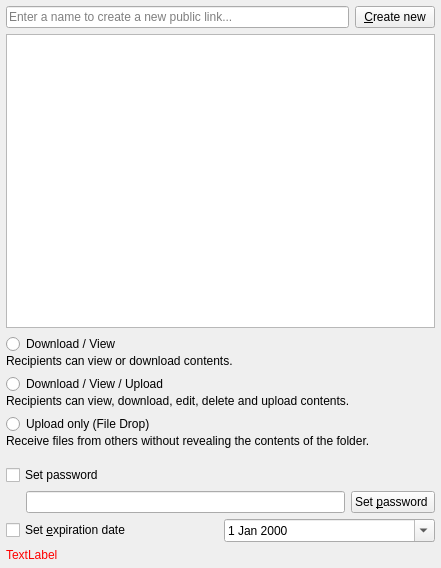
Old version of the form src/gui/sharelinkwidget.ui in the repository nextcloud/desktop.
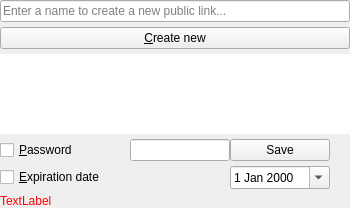
New version of the form.

Commit message:
Changes size, size policy, content and margins of the share dialog and its widgets.
- Adds select with permissions to share dialog on the user/group search.
- Changes order of widgets, removes excess of text and do not display empty widgets.
- Share user/group widget: replaces combo box for tool button with permissions.
- Using Fixed as size policy it gives a much smoother user experience
when windows size dinamically changes.

Diff of the .ui file:
```diff
--- a/src/gui/sharelinkwidget.ui
+++ b/src/gui/sharelinkwidget.ui
@@ -6,54 +6,137 @@
    <rect>
     <x>0</x>
     <y>0</y>
-    <width>441</width>
-    <height>568</height>
+    <width>350</width>
+    <height>238</height>
    </rect>
   </property>
+  <property name="sizePolicy">
+   <sizepolicy hsizetype="Fixed" vsizetype="Maximum">
+    <horstretch>0</horstretch>
+    <verstretch>0</verstretch>
+   </sizepolicy>
+  </property>
+  <property name="minimumSize">
+   <size>
+    <width>340</width>
+    <height>0</height>
+   </size>
+  </property>
+  <property name="maximumSize">
+   <size>
+    <width>16777215</width>
+    <height>16777215</height>
+   </size>
+  </property>
   <property name="windowTitle">
    <string>Share NewDocument.odt</string>
   </property>
   <layout class="QVBoxLayout" name="verticalLayout">
+   <property name="spacing">
+    <number>5</number>
+   </property>
+   <property name="sizeConstraint">
+    <enum>QLayout::SetFixedSize</enum>
+   </property>
    <property name="leftMargin">
-    <number>6</number>
+    <number>0</number>
    </property>
    <property name="topMargin">
-    <number>6</number>
+    <number>0</number>
    </property>
    <property name="rightMargin">
-    <number>6</number>
+    <number>0</number>
    </property>
    <property name="bottomMargin">
-    <number>6</number>
+    <number>0</number>
    </property>
    <item>
-    <layout class="QHBoxLayout" name="horizontalLayout_create">
-     <item>
-      <widget class="QLineEdit" name="nameLineEdit">
-       <property name="placeholderText">
-        <string>Enter a name to create a new public link...</string>
-       </property>
-      </widget>
-     </item>
-     <item>
-      <widget class="QPushButton" name="createShareButton">
-       <property name="text">
-        <string>&amp;Create new</string>
-       </property>
-      </widget>
-     </item>
-    </layout>
+    <widget class="QLineEdit" name="nameLineEdit">
+     <property name="sizePolicy">
+      <sizepolicy hsizetype="Maximum" vsizetype="Fixed">
+       <horstretch>0</horstretch>
+       <verstretch>0</verstretch>
+      </sizepolicy>
+     </property>
+     <property name="minimumSize">
+      <size>
+       <width>0</width>
+       <height>0</height>
+      </size>
+     </property>
+     <property name="maximumSize">
+      <size>
+       <width>350</width>
+       <height>26</height>
+      </size>
+     </property>
+     <property name="placeholderText">
+      <string>Enter a name to create a new public link...</string>
+     </property>
+    </widget>
+   </item>
+   <item>
+    <widget class="QPushButton" name="createShareButton">
+     <property name="sizePolicy">
+      <sizepolicy hsizetype="Minimum" vsizetype="Fixed">
+       <horstretch>0</horstretch>
+       <verstretch>0</verstretch>
+      </sizepolicy>
+     </property>
+     <property name="minimumSize">
+      <size>
+       <width>350</width>
+       <height>0</height>
+      </size>
+     </property>
+     <property name="maximumSize">
+      <size>
+       <width>350</width>
+       <height>26</height>
+      </size>
+     </property>
+     <property name="text">
+      <string>&amp;Create new</string>
+     </property>
+    </widget>
    </item>
    <item>
     <widget class="QTableWidget" name="linkShares">
      <property name="sizePolicy">
-      <sizepolicy hsizetype="MinimumExpanding" vsizetype="Expanding">
+      <sizepolicy hsizetype="Fixed" vsizetype="Minimum">
        <horstretch>0</horstretch>
        <verstretch>0</verstretch>
       </sizepolicy>
      </property>
+     <property name="minimumSize">
+      <size>
+       <width>0</width>
+       <height>80</height>
+      </size>
+     </property>
+     <property name="maximumSize">
+      <size>
+       <width>350</width>
+       <height>80</height>
+      </size>
+     </property>
+     <property name="frameShape">
+      <enum>QFrame::NoFrame</enum>
+     </property>
+     <property name="lineWidth">
+      <number>0</number>
+     </property>
      <property name="horizontalScrollBarPolicy">
-      <enum>Qt::ScrollBarAlwaysOff</enum>
+      <enum>Qt::ScrollBarAsNeeded</enum>
+     </property>
+     <property name="sizeAdjustPolicy">
+      <enum>QAbstractScrollArea::AdjustIgnored</enum>
+     </property>
+     <property name="autoScrollMargin">
+      <number>10</number>
+     </property>
+     <property name="editTriggers">
+      <set>QAbstractItemView::NoEditTriggers</set>
      </property>
      <property name="selectionMode">
       <enum>QAbstractItemView::SingleSelection</enum>
@@ -64,15 +147,30 @@
      <property name="showGrid">
       <bool>false</bool>
      </property>
+     <property name="gridStyle">
+      <enum>Qt::NoPen</enum>
+     </property>
      <property name="columnCount">
       <number>3</number>
      </property>
      <attribute name="horizontalHeaderVisible">
       <bool>false</bool>
      </attribute>
+     <attribute name="horizontalHeaderDefaultSectionSize">
+      <number>80</number>
+     </attribute>
+     <attribute name="horizontalHeaderMinimumSectionSize">
+      <number>40</number>
+     </attribute>
      <attribute name="verticalHeaderVisible">
       <bool>false</bool>
      </attribute>
+     <attribute name="verticalHeaderDefaultSectionSize">
+      <number>30</number>
+     </attribute>
+     <attribute name="verticalHeaderMinimumSectionSize">
+      <number>20</number>
+     </attribute>
      <column/>
      <column/>
      <column/>
@@ -80,7 +178,28 @@
    </item>
    <item>
     <widget class="QWidget" name="shareProperties" native="true">
-     <layout class="QGridLayout" name="gridLayout_2">
+     <property name="sizePolicy">
+      <sizepolicy hsizetype="Fixed" vsizetype="Maximum">
+       <horstretch>0</horstretch>
+       <verstretch>0</verstretch>
+      </sizepolicy>
+     </property>
+     <property name="minimumSize">
+      <size>
+       <width>0</width>
+       <height>0</height>
+      </size>
+     </property>
+     <property name="maximumSize">
+      <size>
+       <width>350</width>
+       <height>16777215</height>
+      </size>
+     </property>
+     <layout class="QGridLayout" name="gridLayout_2" columnstretch="0,0,0,0,0">
+      <property name="sizeConstraint">
+       <enum>QLayout::SetFixedSize</enum>
+      </property>
       <property name="leftMargin">
        <number>0</number>
       </property>
@@ -93,202 +212,139 @@
       <property name="bottomMargin">
        <number>0</number>
       </property>
-      <item row="3" column="0">
-       <layout class="QHBoxLayout" name="horizontalLayout_password">
-        <item>
-         <widget class="QCheckBox" name="checkBox_password">
-          <property name="sizePolicy">
-           <sizepolicy hsizetype="Maximum" vsizetype="Maximum">
-            <horstretch>0</horstretch>
-            <verstretch>0</verstretch>
-           </sizepolicy>
-          </property>
-          <property name="text">
-           <string>Set password</string>
-          </property>
-         </widget>
-        </item>
-        <item>
-         <spacer name="horizontalSpacer_3">
-          <property name="orientation">
-           <enum>Qt::Horizontal</enum>
-          </property>
-          <property name="sizeHint" stdset="0">
-           <size>
-            <width>40</width>
-            <height>20</height>
-           </size>
-          </property>
-         </spacer>
-        </item>
-       </layout>
+      <property name="horizontalSpacing">
+       <number>0</number>
+      </property>
+      <property name="verticalSpacing">
+       <number>5</number>
+      </property>
+      <item row="0" column="4">
+       <widget class="QPushButton" name="pushButton_setPassword">
+        <property name="sizePolicy">
+         <sizepolicy hsizetype="Minimum" vsizetype="Maximum">
+          <horstretch>0</horstretch>
+          <verstretch>0</verstretch>
+         </sizepolicy>
+        </property>
+        <property name="minimumSize">
+         <size>
+          <width>100</width>
+          <height>0</height>
+         </size>
+        </property>
+        <property name="maximumSize">
+         <size>
+          <width>16777215</width>
+          <height>16777215</height>
+         </size>
+        </property>
+        <property name="text">
+         <string>Save</string>
+        </property>
+       </widget>
       </item>
       <item row="4" column="0">
-       <layout class="QHBoxLayout" name="horizontalLayout">
-        <property name="leftMargin">
-         <number>20</number>
+       <widget class="QCheckBox" name="checkBox_expire">
+        <property name="sizePolicy">
+         <sizepolicy hsizetype="Minimum" vsizetype="Maximum">
+          <horstretch>0</horstretch>
+          <verstretch>0</verstretch>
+         </sizepolicy>
         </property>
-        <item>
-         <widget class="QLineEdit" name="lineEdit_password">
-          <property name="echoMode">
-           <enum>QLineEdit::Password</enum>
-          </property>
-         </widget>
-        </item>
-        <item>
-         <widget class="QPushButton" name="pushButton_setPassword">
-          <property name="sizePolicy">
-           <sizepolicy hsizetype="Preferred" vsizetype="Fixed">
-            <horstretch>0</horstretch>
-            <verstretch>0</verstretch>
-           </sizepolicy>
-          </property>
-          <property name="text">
-           <string>Set &amp;password </string>
-          </property>
-         </widget>
-        </item>
-       </layout>
+        <property name="minimumSize">
+         <size>
+          <width>130</width>
+          <height>0</height>
+         </size>
+        </property>
+        <property name="maximumSize">
+         <size>
+          <width>16777215</width>
+          <height>16777215</height>
+         </size>
+        </property>
+        <property name="text">
+         <string>&amp;Expiration date</string>
+        </property>
+       </widget>
       </item>
-      <item row="2" column="0">
-       <widget class="QWidget" name="widget_editing" native="true">
-        <layout class="QGridLayout" name="layout_editing">
-         <property name="leftMargin">
-          <number>0</number>
-         </property>
-         <property name="topMargin">
-          <number>0</number>
-         </property>
-         <property name="rightMargin">
-          <number>0</number>
-         </property>
-         <property name="verticalSpacing">
-          <number>0</number>
-         </property>
-         <item row="1" column="0">
-          <widget class="QLabel" name="label_2">
-           <property name="sizePolicy">
-            <sizepolicy hsizetype="Preferred" vsizetype="Fixed">
-             <horstretch>0</horstretch>
-             <verstretch>0</verstretch>
-            </sizepolicy>
-           </property>
-           <property name="text">
-            <string>Recipients can view or download contents.</string>
-           </property>
-           <property name="wordWrap">
-            <bool>true</bool>
-           </property>
-          </widget>
-         </item>
-         <item row="2" column="0">
-          <spacer name="verticalSpacer">
-           <property name="orientation">
-            <enum>Qt::Vertical</enum>
-           </property>
-           <property name="sizeType">
-            <enum>QSizePolicy::Fixed</enum>
-           </property>
-           <property name="sizeHint" stdset="0">
-            <size>
-             <width>20</width>
-             <height>6</height>
-            </size>
-           </property>
-          </spacer>
-         </item>
-         <item row="6" column="0">
-          <widget class="QRadioButton" name="radio_uploadOnly">
-           <property name="text">
-            <string>Upload only (File Drop)</string>
-           </property>
-          </widget>
-         </item>
-         <item row="7" column="0">
-          <widget class="QLabel" name="label_4">
-           <property name="sizePolicy">
-            <sizepolicy hsizetype="Preferred" vsizetype="Fixed">
-             <horstretch>0</horstretch>
-             <verstretch>0</verstretch>
-            </sizepolicy>
-           </property>
-           <property name="text">
-            <string>Receive files from others without revealing the contents of the folder.</string>
-           </property>
-           <property name="wordWrap">
-            <bool>true</bool>
-           </property>
-          </widget>
-         </item>
-         <item row="0" column="0">
-          <widget class="QRadioButton" name="radio_readOnly">
-           <property name="text">
-            <string>Download / View</string>
-           </property>
-          </widget>
-         </item>
-         <item row="3" column="0">
-          <widget class="QRadioButton" name="radio_readWrite">
-           <property name="text">
-            <string>Download / View / Upload</string>
-           </property>
-          </widget>
-         </item>
-         <item row="4" column="0">
-          <widget class="QLabel" name="label_3">
-           <property name="sizePolicy">
-            <sizepolicy hsizetype="Preferred" vsizetype="Fixed">
-             <horstretch>0</horstretch>
-             <verstretch>0</verstretch>
-            </sizepolicy>
-           </property>
-           <property name="text">
-            <string>Recipients can view, download, edit, delete and upload contents.</string>
-           </property>
-           <property name="wordWrap">
-            <bool>true</bool>
-           </property>
-          </widget>
-         </item>
-         <item row="5" column="0">
-          <spacer name="verticalSpacer_2">
-           <property name="orientation">
-            <enum>Qt::Vertical</enum>
-           </property>
-           <property name="sizeType">
-            <enum>QSizePolicy::Fixed</enum>
-           </property>
-           <property name="sizeHint" stdset="0">
-            <size>
-             <width>20</width>
-             <height>6</height>
-            </size>
-           </property>
-          </spacer>
-         </item>
-        </layout>
+      <item row="0" column="0">
+       <widget class="QCheckBox" name="checkBox_password">
+        <property name="sizePolicy">
+         <sizepolicy hsizetype="Minimum" vsizetype="Maximum">
+          <horstretch>0</horstretch>
+          <verstretch>0</verstretch>
+         </sizepolicy>
+        </property>
+        <property name="minimumSize">
+         <size>
+          <width>130</width>
+          <height>0</height>
+         </size>
+        </property>
+        <property name="maximumSize">
+         <size>
+          <width>16777215</width>
+          <height>16777215</height>
+         </size>
+        </property>
+        <property name="text">
+         <string>&amp;Password</string>
+        </property>
        </widget>
       </item>
-      <item row="6" column="0">
-       <layout class="QHBoxLayout" name="horizontalLayout_expire">
-        <property name="leftMargin">
-         <number>0</number>
+      <item row="0" column="3">
+       <widget class="QLineEdit" name="lineEdit_password">
+        <property name="sizePolicy">
+         <sizepolicy hsizetype="Fixed" vsizetype="Maximum">
+          <horstretch>0</horstretch>
+          <verstretch>0</verstretch>
+         </sizepolicy>
         </property>
-        <item>
-         <widget class="QCheckBox" name="checkBox_expire">
-          <property name="text">
-           <string>Set &amp;expiration date</string>
-          </property>
-         </widget>
-        </item>
-        <item>
-         <widget class="QDateEdit" name="calendar">
-          <property name="calendarPopup">
-           <bool>true</bool>
-          </property>
-         </widget>
-        </item>
-       </layout>
+        <property name="minimumSize">
+         <size>
+          <width>100</width>
+          <height>0</height>
+         </size>
+        </property>
+        <property name="maximumSize">
+         <size>
+          <width>100</width>
+          <height>16777215</height>
+         </size>
+        </property>
+        <property name="echoMode">
+         <enum>QLineEdit::Password</enum>
+        </property>
+        <property name="alignment">
+         <set>Qt::AlignRight|Qt::AlignTrailing|Qt::AlignVCenter</set>
+        </property>
+       </widget>
+      </item>
+      <item row="4" column="4">
+       <widget class="QDateEdit" name="calendar">
+        <property name="sizePolicy">
+         <sizepolicy hsizetype="Fixed" vsizetype="Maximum">
+          <horstretch>0</horstretch>
+          <verstretch>0</verstretch>
+         </sizepolicy>
+        </property>
+        <property name="minimumSize">
+         <size>
+          <width>100</width>
+          <height>0</height>
+         </size>
+        </property>
+        <property name="maximumSize">
+         <size>
+          <width>16777215</width>
+          <height>16777215</height>
+         </size>
+        </property>
+        <property name="calendarPopup">
+         <bool>true</bool>
+        </property>
+       </widget>
       </item>
      </layout>
     </widget>
@@ -296,11 +352,23 @@
    <item>
     <widget class="QLabel" name="errorLabel">
      <property name="sizePolicy">
-      <sizepolicy hsizetype="MinimumExpanding" vsizetype="Preferred">
+      <sizepolicy hsizetype="Minimum" vsizetype="Maximum">
        <horstretch>0</horstretch>
        <verstretch>0</verstretch>
       </sizepolicy>
      </property>
+     <property name="minimumSize">
+      <size>
+       <width>0</width>
+       <height>0</height>
+      </size>
+     </property>
+     <property name="maximumSize">
+      <size>
+       <width>16777215</width>
+       <height>16777215</height>
+      </size>
+     </property>
      <property name="palette">
       <palette>
        <active>
@@ -344,6 +412,18 @@
      <property name="textFormat">
       <enum>Qt::PlainText</enum>
      </property>
+     <property name="alignment">
+      <set>Qt::AlignLeading|Qt::AlignLeft|Qt::AlignVCenter</set>
+     </property>
+     <property name="wordWrap">
+      <bool>true</bool>
+     </property>
+     <property name="margin">
+      <number>5</number>
+     </property>
+     <property name="indent">
+      <number>0</number>
+     </property>
     </widget>
    </item>
   </layout>
```
Left out of the diff: 10 changed lines with no effect on the pictures. The commit also changes 9 other files.
